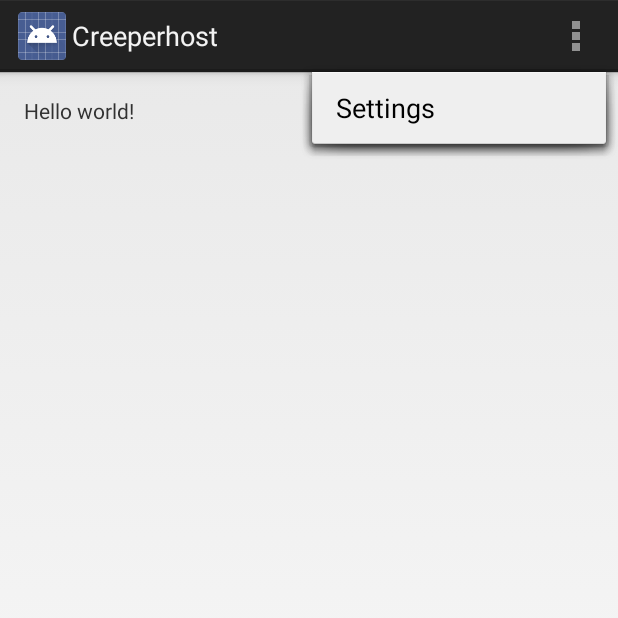
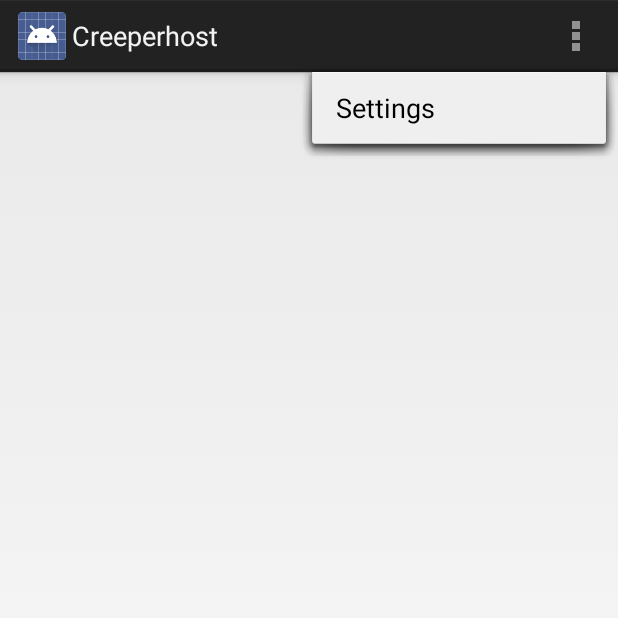
Before and after one commit to kenohkigit/Creeperhost, an Android app: the screen it shows after launch (MainActivity), with the options menu open, on a phone screen of 412 x 824 dp, the top half of it. Run offline under Robolectric (Android 15) with nearby library versions, the phone set to English and light mode, and no system bars.

Commit message:
Update 01

```diff
--- a/Creeperhost/src/main/res/layout/activity_main.xml
+++ b/Creeperhost/src/main/res/layout/activity_main.xml
@@ -8,9 +8,4 @@
     android:paddingBottom="@dimen/activity_vertical_margin"
     tools:context=".MainActivity">
 
-    <TextView
-        android:layout_width="wrap_content"
-        android:layout_height="wrap_content"
-        android:text="@string/hello_world" />
-
 </RelativeLayout>
--- a/Creeperhost/src/main/res/values/strings.xml
+++ b/Creeperhost/src/main/res/values/strings.xml
@@ -3,6 +3,5 @@
 
     <string name="app_name">Creeperhost</string>
     <string name="action_settings">Settings</string>
-    <string name="hello_world">Hello world!</string>
 
 </resources>
```
